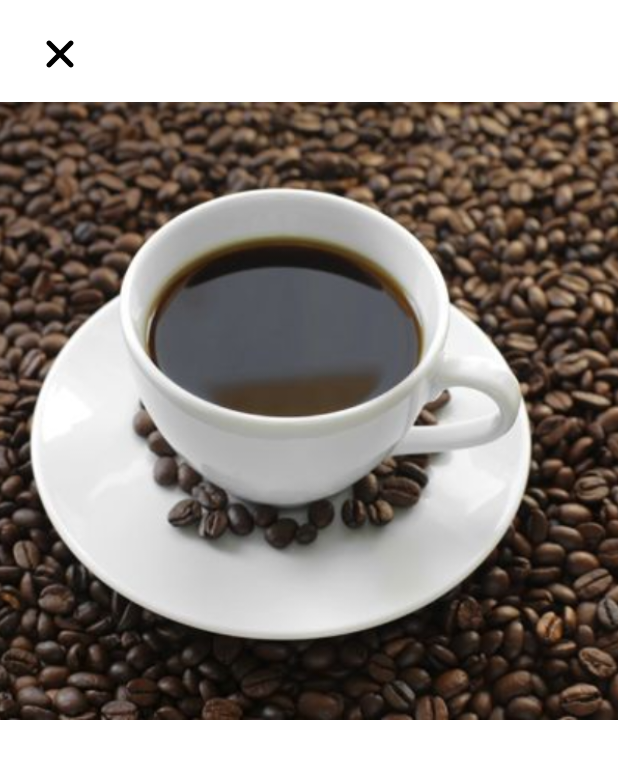
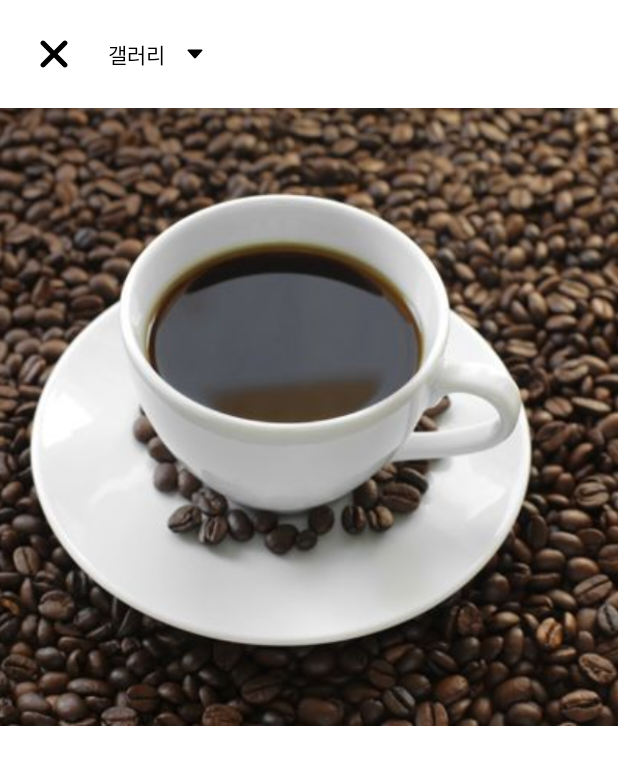
Before and after one commit to ShirimpBurger/Invito, an Android app: the screen it shows after launch (GalleryActivity), on a phone screen of 412 x 824 dp. Shown: the top 765 px of the screen. Run offline under Robolectric (Android 15) with nearby library versions, the phone set to English and light mode, and no system bars; our stand-ins replace data binding.

Commit message:
feature : 갤러리 ui 개선

```diff
--- a/app/src/main/java/com/hbs/invito/ui/gallery/GalleryActivity.kt
+++ b/app/src/main/java/com/hbs/invito/ui/gallery/GalleryActivity.kt
@@ -72,12 +72,7 @@ class GalleryActivity : AppCompatActivity() {
         })
 
         viewModel.folders.observe(this, { folders ->
-            val adapter = ArrayAdapter(
-                this,
-                android.R.layout.simple_list_item_1,
-                folders.map { it.displayName }
-            )
-            binding.tvGalleryPath.setAdapter(adapter)
+//            binding.tvGalleryPath.text = folders[0].displayName
         })
     }
 
--- a/app/src/main/res/layout/activity_gallery.xml
+++ b/app/src/main/res/layout/activity_gallery.xml
@@ -32,48 +32,55 @@
                     android:layout_width="match_parent"
                     android:layout_height="match_parent">
 
-                    <com.google.android.material.imageview.ShapeableImageView
-                        android:id="@+id/iv_gallery_close"
-                        android:layout_width="48dp"
-                        android:layout_height="48dp"
-                        android:layout_marginStart="16dp"
-                        android:layout_marginTop="12dp"
-                        android:padding="12dp"
-                        app:layout_constraintLeft_toLeftOf="parent"
+                    <androidx.constraintlayout.widget.ConstraintLayout
+                        android:id="@+id/container_folder_picker"
+                        android:layout_width="match_parent"
+                        android:layout_height="wrap_content"
                         app:layout_constraintTop_toTopOf="parent"
-                        app:srcCompat="@drawable/ic_close" />
+                        tools:layout_editor_absoluteX="0dp">
 
-                    <com.google.android.material.textfield.TextInputLayout
-                        android:id="@+id/dropdown_menu"
-                        style="@style/Widget.MaterialComponents.TextInputLayout.OutlinedBox.ExposedDropdownMenu"
-                        android:layout_width="256dp"
-                        android:layout_height="wrap_content"
-                        app:layout_constraintBottom_toBottomOf="@id/iv_gallery_close"
-                        app:layout_constraintStart_toEndOf="@id/iv_gallery_close"
-                        app:layout_constraintTop_toTopOf="@id/iv_gallery_close">
+                        <com.google.android.material.imageview.ShapeableImageView
+                            android:id="@+id/iv_gallery_close"
+                            android:layout_width="48dp"
+                            android:layout_height="48dp"
+                            android:layout_marginStart="12dp"
+                            android:layout_marginTop="12dp"
+                            android:layout_marginBottom="12dp"
+                            android:padding="12dp"
+                            app:layout_constraintBottom_toBottomOf="parent"
+                            app:layout_constraintStart_toStartOf="parent"
+                            app:layout_constraintTop_toTopOf="parent"
+                            app:srcCompat="@drawable/ic_close" />
 
-                        <AutoCompleteTextView
+                        <TextView
                             android:id="@+id/tv_gallery_path"
-                            android:layout_width="match_parent"
+                            android:layout_width="wrap_content"
                             android:layout_height="match_parent"
+                            android:layout_marginStart="12dp"
+                            android:drawablePadding="12dp"
+                            android:fontFamily="@font/notosans_kr_medium"
                             android:inputType="none"
                             android:onClick="@{view->galleryCallback.onClick(view)}"
-                            android:textSize="14sp"
+                            android:text="갤러리"
+                            android:textColor="@color/black"
+                            app:drawableEndCompat="@drawable/ic_arrow"
+                            app:layout_constraintBottom_toBottomOf="@id/iv_gallery_close"
+                            app:layout_constraintStart_toEndOf="@id/iv_gallery_close"
+                            app:layout_constraintTop_toTopOf="@id/iv_gallery_close"
                             tools:text="갤러리" />
 
-                    </com.google.android.material.textfield.TextInputLayout>
+                    </androidx.constraintlayout.widget.ConstraintLayout>
 
                     <ImageView
                         android:layout_width="0dp"
                         android:layout_height="0dp"
-                        android:layout_marginTop="8dp"
                         android:scaleType="centerCrop"
                         android:src="@drawable/coffee"
                         app:layout_constraintBottom_toBottomOf="parent"
                         app:layout_constraintDimensionRatio="1:1"
                         app:layout_constraintEnd_toEndOf="parent"
                         app:layout_constraintStart_toStartOf="parent"
-                        app:layout_constraintTop_toBottomOf="@id/iv_gallery_close"
+                        app:layout_constraintTop_toBottomOf="@id/container_folder_picker"
                         app:layout_scrollFlags="scroll|enterAlways|enterAlwaysCollapsed" />
                 </androidx.constraintlayout.widget.ConstraintLayout>
 
```
